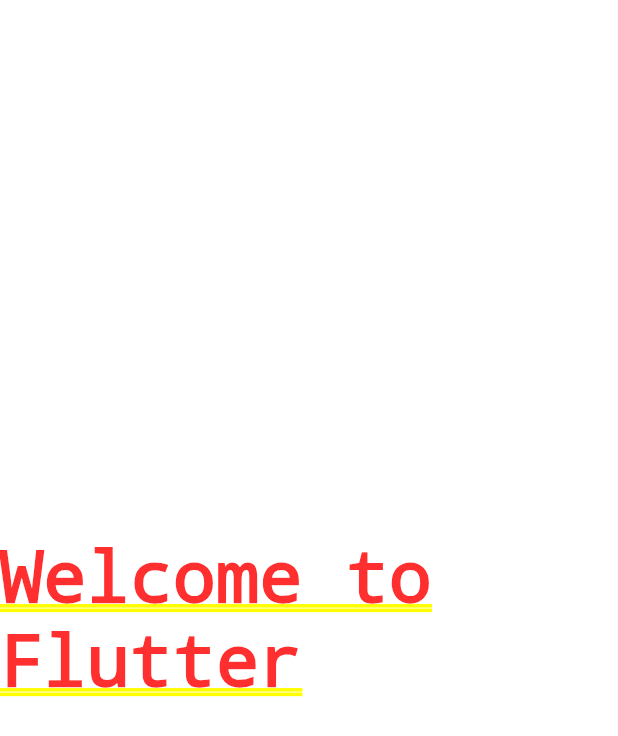
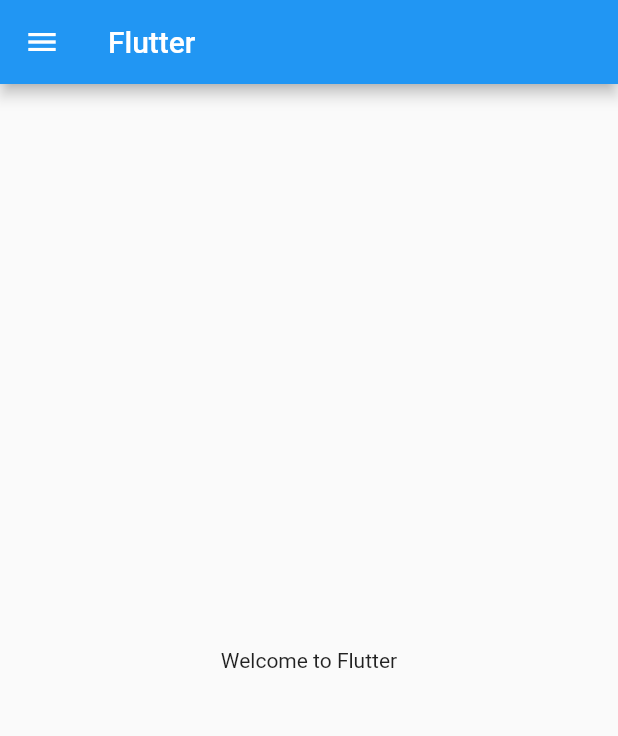
Before and after one commit to bsahani26/FlutterCatalogExample, a Flutter app: the screen it shows after launch, on a phone screen of 412 x 824 dp. Shown: the top 736 px of the screen. Run offline on Flutter 3.47's test engine with Material 2 defaults, Android fonts, the phone set to English and light mode, and no system bars.

Commit message:
Learned scaffold (appbar, body, drawer)

```diff
--- /dev/null
+++ b/lib/home_page.dart
@@ -0,0 +1,18 @@
+import 'package:flutter/material.dart';
+
+class HomePage extends StatelessWidget {
+  const HomePage({Key? key}) : super(key: key);
+
+  @override
+  Widget build(BuildContext context) {
+    return Scaffold(
+      appBar: AppBar(
+        title: Text("Flutter")
+      ),
+      body: Center(
+        child: Text("Welcome to Flutter"),
+      ),
+      drawer: Drawer(),
+    );
+  }
+}
--- a/lib/main.dart
+++ b/lib/main.dart
@@ -1,4 +1,5 @@
 import 'package:flutter/material.dart';
+import 'package:my_flutter_app/home_page.dart';
 
 void main() {
   runApp(const MyApp());
@@ -9,12 +10,8 @@ class MyApp extends StatelessWidget {
 
   @override
   Widget build(BuildContext context) {
-    return MaterialApp(
-      home: Center(
-        child: Container(
-          child: const Text("Welcome to Flutter"),
-        ),
-      ),
+    return const MaterialApp(
+      home: HomePage(),
     );
   }
 }
```
Also changed, not shown: 1 other file.
